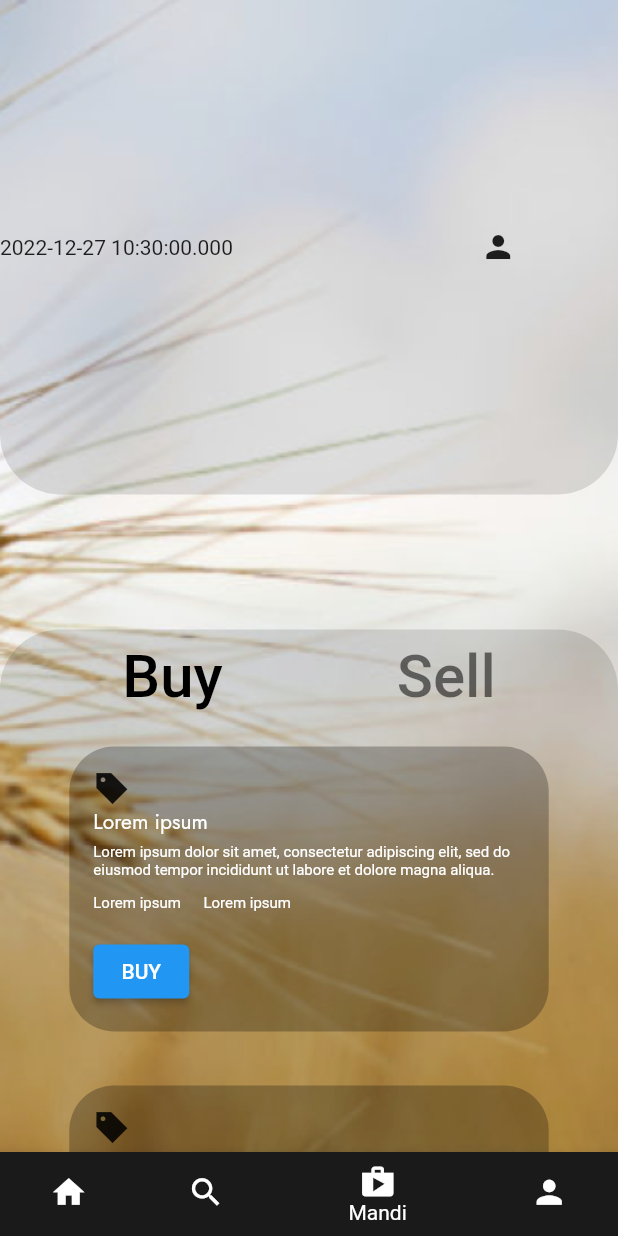
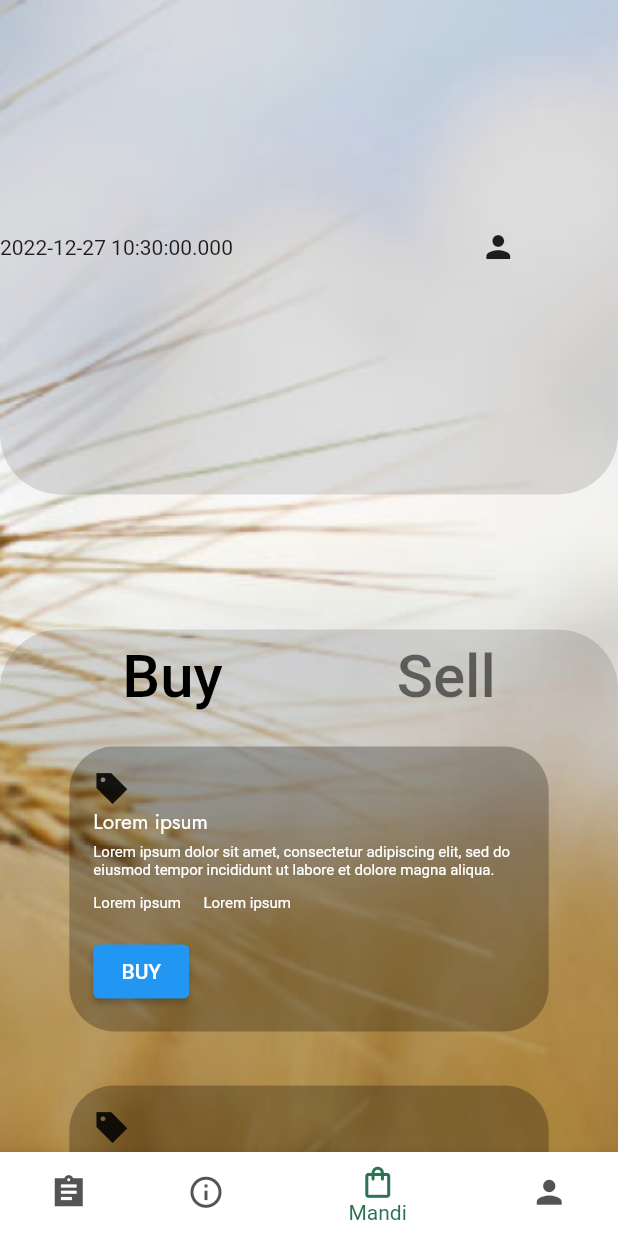
Before and after one commit to Krishi-Gyan/Krishi-Gyan-App, a Flutter app: the BNB screen opened by its route, item 3 of the bottom bar chosen, on a phone screen of 412 x 824 dp. Run offline on Flutter 3.47's test engine with Material 2 defaults, Android fonts, the phone set to English and light mode, and no system bars; our stand-ins replace font_awesome_flutter, google_fonts.

Commit message:
Changed bottom navbar

```diff
--- a/lib/bottom_navigation.dart
+++ b/lib/bottom_navigation.dart
@@ -24,11 +24,12 @@ class _BNBState extends State<BNB> {
     return Scaffold(
       body: children[selectedItem],
       bottomNavigationBar: BottomNavigationBar(
-        backgroundColor: const Color.fromARGB(255, 27, 26, 26),
+        backgroundColor: Colors.white,
         iconSize: 25,
         currentIndex: selectedItem,
         unselectedLabelStyle: const TextStyle(color: Colors.green),
-        unselectedItemColor: Colors.white,
+        unselectedItemColor: const Color.fromARGB(255, 84, 84, 84),
+        selectedItemColor: const Color.fromARGB(255, 45, 114, 83),
         onTap: (currIndex) {
           setState(() {
             selectedItem = currIndex;
@@ -36,22 +37,22 @@ class _BNBState extends State<BNB> {
         },
         items: const [
           BottomNavigationBarItem(
-            backgroundColor: Color.fromARGB(255, 27, 26, 26),
-            icon: Icon(Icons.home),
-            label: 'Home',
+            backgroundColor:Colors.white,
+            icon: Icon(Icons.assignment_sharp),
+            label: 'Krishi Gyan',
           ),
           BottomNavigationBarItem(
-            backgroundColor: Color.fromARGB(255, 27, 26, 26),
-            icon: Icon(Icons.search),
-            label: 'Krishi gyan',
+            backgroundColor: Colors.white,
+            icon: Icon(Icons.info_outline),
+            label:'Recommendation',
           ),
           BottomNavigationBarItem(
-            backgroundColor: Color.fromARGB(255, 27, 26, 26),
-            icon: Icon(Icons.shop),
+            backgroundColor: Colors.white,
+            icon: Icon(Icons.shopping_bag_outlined),
             label: 'Mandi',
           ),
           BottomNavigationBarItem(
-            backgroundColor: Color.fromARGB(255, 27, 26, 26),
+            backgroundColor: Colors.white,
             icon: Icon(Icons.person),
             label: 'Account',
           ),
```
